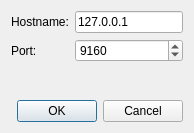
The window that cassview/src/SettingsDialog.ui (m2osw/snapcpp) describes before a commit, drawn with Qt 5.
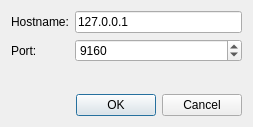
The same window after the commit.

Commit message:
Added host button and window title.
The host:port is now displayed in the window title and on a new button
on the main UI.

```diff
--- a/cassview/src/SettingsDialog.ui
+++ b/cassview/src/SettingsDialog.ui
@@ -6,8 +6,8 @@
    <rect>
     <x>0</x>
     <y>0</y>
-    <width>194</width>
-    <height>133</height>
+    <width>253</width>
+    <height>127</height>
    </rect>
   </property>
   <property name="windowTitle">
```
Left out of the diff: 2 changed lines with no effect on the pictures. The commit also changes 3 other files.
